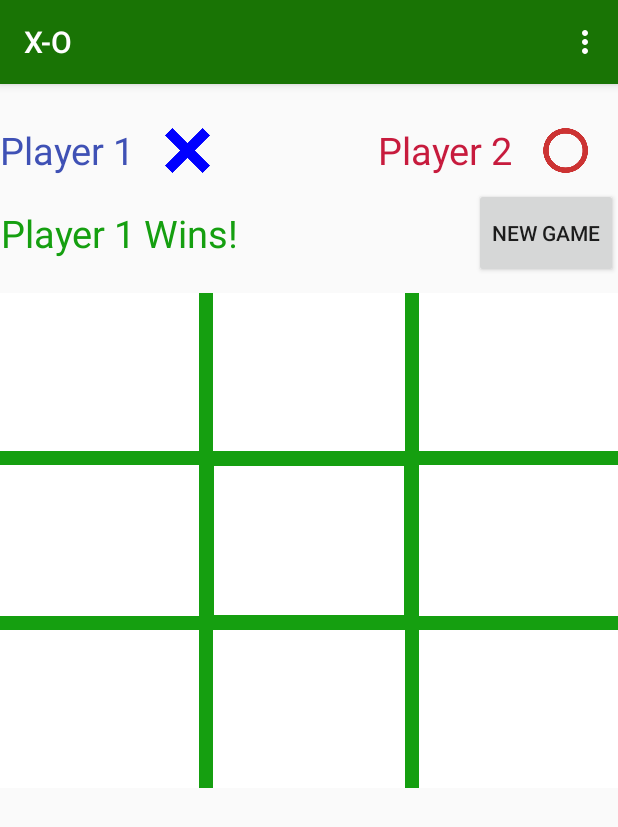
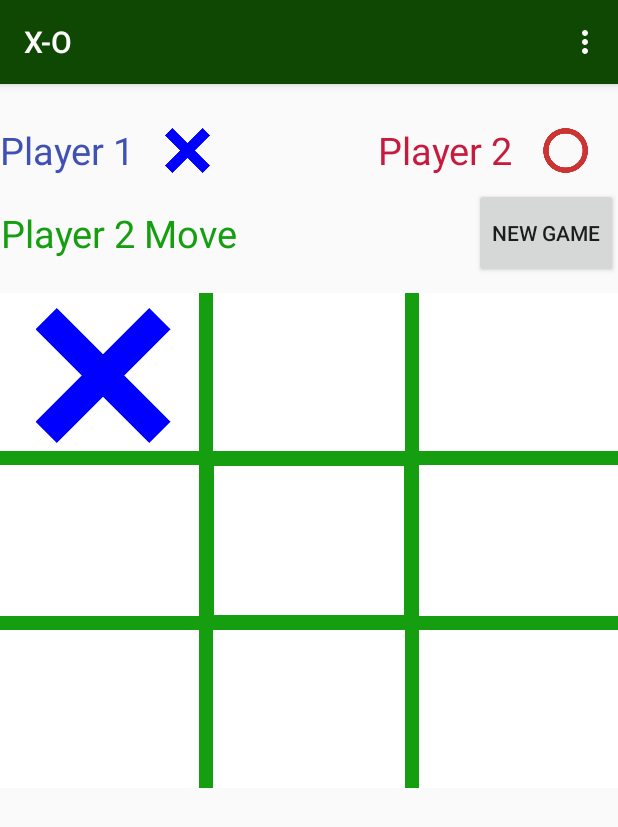
Before and after one commit to yra1908/X-O, an Android app: the screen it shows after launch (MainActivity), after a tap on an icon or button, on a phone screen of 412 x 824 dp. Shown: the top 827 px of the screen. Run offline under Robolectric (Android 15) with nearby library versions, the phone set to English and light mode, and no system bars.

Commit message:
enough for today

```diff
--- a/app/src/main/java/game/demo/com/x_o/MainActivity.java
+++ b/app/src/main/java/game/demo/com/x_o/MainActivity.java
@@ -1,5 +1,6 @@
 package game.demo.com.x_o;
 
+import android.graphics.Color;
 import android.os.Bundle;
 import android.support.design.widget.FloatingActionButton;
 import android.support.design.widget.Snackbar;
@@ -13,6 +14,7 @@ import android.view.View.OnClickListener;
 import android.widget.Button;
 import android.widget.ImageView;
 import android.widget.LinearLayout;
+import android.widget.TextView;
 import android.widget.Toast;
 
 import java.util.ArrayList;
@@ -24,10 +26,16 @@ public class MainActivity extends AppCompatActivity
     implements OnClickListener {
 
     public static final String LOG_TAG="Log_Debug";
+
     private static final int CELL_AMOUNT=9;
+    private static int [][] lines = {{0,1,2}, {3,4,5}, {6,7,8}, {0,3,6},
+                                     {1,4,7}, {2,5,8}, {0,4,8}, {2,4,6}};
 
     private boolean player1;
     private List<Cell> field;
+    private int count;
+
+    TextView status;
 
     @Override
     protected void onCreate(Bundle savedInstanceState) {
@@ -36,20 +44,13 @@ public class MainActivity extends AppCompatActivity
         Toolbar toolbar = (Toolbar) findViewById(R.id.toolbar);
         setSupportActionBar(toolbar);
 
+        status = (TextView) findViewById(R.id.status);
+
         //setting onclick listener to layout
         setListeners();
 
         //Setting cell params
         setCellGrid();
-
-    }
-
-    private void setCellGrid(){
-        player1=true;
-        field = new ArrayList<>();
-        for (int i=0; i<CELL_AMOUNT; i++) {
-            field.add(new Cell(i));
-        }
 
     }
 
@@ -81,21 +82,15 @@ public class MainActivity extends AppCompatActivity
 
     @Override
     public boolean onCreateOptionsMenu(Menu menu) {
-        // Inflate the menu; this adds items to the action bar if it is present.
         getMenuInflater().inflate(R.menu.menu_main, menu);
         return true;
     }
 
     @Override
     public boolean onOptionsItemSelected(MenuItem item) {
-        // Handle action bar item clicks here. The action bar will
-        // automatically handle clicks on the Home/Up button, so long
-        // as you specify a parent activity in AndroidManifest.xml.
         int id = item.getItemId();
-
-        //noinspection SimplifiableIfStatement
-        if (id == R.id.action_settings) {
-            return true;
+        if (id == R.id.action_exit) {
+            System.exit(0);
         }
 
         return super.onOptionsItemSelected(item);
@@ -115,86 +110,152 @@ public class MainActivity extends AppCompatActivity
                 if(!checkField(0)){
                     return;
                 }
-                field.get(0).setActive(true);
+                prepareCell(0);
                 imView =(ImageView) findViewById(R.id.imgCel1);
                 break;
             case R.id.cel2:
                 if(!checkField(1)){
                     return;
                 }
-                field.get(1).setActive(true);
+                prepareCell(1);
                 imView =(ImageView) findViewById(R.id.imgCel2);
                 break;
             case R.id.cel3:
                 if(!checkField(2)){
                     return;
                 }
-                field.get(2).setActive(true);
+                prepareCell(2);
                 imView =(ImageView) findViewById(R.id.imgCel3);
                 break;
             case R.id.cel4:
                 if(!checkField(3)){
                     return;
                 }
-                field.get(3).setActive(true);
+                prepareCell(3);
                 imView =(ImageView) findViewById(R.id.imgCel4);
                 break;
             case R.id.cel5:
                 if(!checkField(4)){
                     return;
                 }
-                field.get(4).setActive(true);
+                prepareCell(4);
                 imView =(ImageView) findViewById(R.id.imgCel5);
                 break;
             case R.id.cel6:
                 if(!checkField(5)){
                     return;
                 }
-                field.get(5).setActive(true);
+                prepareCell(5);
                 imView =(ImageView) findViewById(R.id.imgCel6);
                 break;
             case R.id.cel7:
                 if(!checkField(6)){
                     return;
                 }
-                field.get(6).setActive(true);
+                prepareCell(6);
                 imView =(ImageView) findViewById(R.id.imgCel7);
                 break;
             case R.id.cel8:
                 if(!checkField(7)){
                     return;
                 }
-                field.get(7).setActive(true);
+                prepareCell(7);
                 imView =(ImageView) findViewById(R.id.imgCel8);
                 break;
             case R.id.cel9:
                 if(!checkField(8)){
                     return;
                 }
-                field.get(8).setActive(true);
+                prepareCell(8);
                 imView =(ImageView) findViewById(R.id.imgCel9);
                 break;
         }
 
-        String imageName;mm""
-        if(player1){
+        String imageName;
+        if (player1) {
             imageName = "cross";
             player1=false;
+            status.setText("Player 2 Move");
         } else {
             imageName = "zero";
             player1=true;
+            status.setText("Player 1 Move");
         }
 
         int res = getResources().getIdentifier(imageName, "drawable", getPackageName());
 
         imView.setImageResource(res);
+        if(count>4){
+            if(checkLines()){
+                finishGame();
+            }
+        }
     }
+
+    private void setCellGrid(){
+        count=0;
+        player1=true;
+        status.setText("Player1 Move");
+        field = new ArrayList<>();
+        for (int i=0; i<CELL_AMOUNT; i++) {
+            field.add(new Cell(i));
+        }
+
+    }
+
+    private void prepareCell(int number){
+        field.get(number).setActive(true);
+        if(player1){
+            field.get(number).setValue(Cell.Value.CROSS);
+        } else {
+            field.get(number).setValue(Cell.Value.ZERO);
+        }
+    }
+
+    private boolean checkLines(){
+
+        int lineNumber = 1;
+        for (int[] line: lines) {
+
+            if (field.get(line[0]).equals(field.get(line[1])) &&
+                    field.get(line[0]).equals(field.get(line[2])) &&
+                    !field.get(line[0]).getValue().equals(Cell.Value.NONE)){
+
+                setLineBackground(lineNumber);
+                return true;
+            }
+            lineNumber++;
+        }
+        return false;
+    }
+
+    private void setLineBackground(int i) {
+        ImageView imView1 =(ImageView) findViewById(R.id.imgCel1);
+        imView1.setBackgroundColor(Color.parseColor("#3F51B5"));
+    }
+
+    private void finishGame(){
+        if(player1){
+            status.setText("Player2 Win!");
+        } else {
+            status.setText("Player1 Win!");
+        }
+        for (Cell cell: field) {
+            cell.setActive(true);
+        }
+
+    }
+
+
+
+
 
     private boolean checkField(int number){
         if(field.get(number).isActive()){
             Toast.makeText(this, "Field is already filled", Toast.LENGTH_SHORT).show();
             return false;
         }
+        count++;
         return true;
     }
 
@@ -218,5 +279,7 @@ public class MainActivity extends AppCompatActivity
         imView7.setImageDrawable(null);
         imView8.setImageDrawable(null);
         imView9.setImageDrawable(null);
+
+        imView1.setBackgroundColor(Color.TRANSPARENT);
     }
 }
--- a/app/src/main/java/game/demo/com/x_o/model/Cell.java
+++ b/app/src/main/java/game/demo/com/x_o/model/Cell.java
@@ -5,12 +5,13 @@ package game.demo.com.x_o.model;
  */
 public class Cell {
 
-    //int number;
     private boolean active;
+    private Value value;
+
 
     public Cell(int number){
-        //this.number=number;
         active=false;
+        this.value=Value.NONE;
     }
 
     public boolean isActive() {
@@ -20,4 +21,32 @@ public class Cell {
     public void setActive(boolean active) {
         this.active = active;
     }
+
+    public Value getValue() {
+        return value;
+    }
+
+    public void setValue(Value value) {
+        this.value = value;
+    }
+
+    public enum Value{
+        CROSS, ZERO, NONE
+    }
+
+    @Override
+    public boolean equals(Object o) {
+        if (this == o) return true;
+        if (o == null || getClass() != o.getClass()) return false;
+
+        Cell cell = (Cell) o;
+
+        return value == cell.value;
+
+    }
+
+    @Override
+    public int hashCode() {
+        return value != null ? value.hashCode() : 0;
+    }
 }
--- a/app/src/main/res/menu/menu_main.xml
+++ b/app/src/main/res/menu/menu_main.xml
@@ -1,6 +1,10 @@
 <menu xmlns:android="http://schemas.android.com/apk/res/android"
     xmlns:app="http://schemas.android.com/apk/res-auto"
-    xmlns:tools="http://schemas.android.com/tools" tools:context=".MainActivity">
-    <item android:id="@+id/action_settings" android:title="@string/action_settings"
-        android:orderInCategory="100" app:showAsAction="never" />
+    xmlns:tools="http://schemas.android.com/tools"
+    tools:context=".MainActivity">
+    <item
+        android:id="@+id/action_exit"
+        android:orderInCategory="100"
+        android:title="@string/action_exit"
+        app:showAsAction="never" />
 </menu>
--- a/app/src/main/res/values/colors.xml
+++ b/app/src/main/res/values/colors.xml
@@ -1,9 +1,9 @@
 <?xml version="1.0" encoding="utf-8"?>
 <resources>
     <color name="colorPrimary">#3F51B5</color>
-    <color name="colorPrimaryDark">#02490f</color>
+    <color name="colorPrimaryDark">#023b0c</color>
     <color name="colorAccent">#FF4081</color>
-    <color name="colorBar">#197405</color>
+    <color name="colorBar">#0e4802</color>
     <color name="backgroundLayout">#02490f</color>
     <color name="gridFrame">#159f10</color>
     <color name="crossColor">#3F51B5</color>
--- a/app/src/main/res/values/strings.xml
+++ b/app/src/main/res/values/strings.xml
@@ -1,4 +1,5 @@
 <resources>
     <string name="app_name">X-O</string>
     <string name="action_settings">Settings</string>
+    <string name="action_exit">Exit</string>
 </resources>
```
